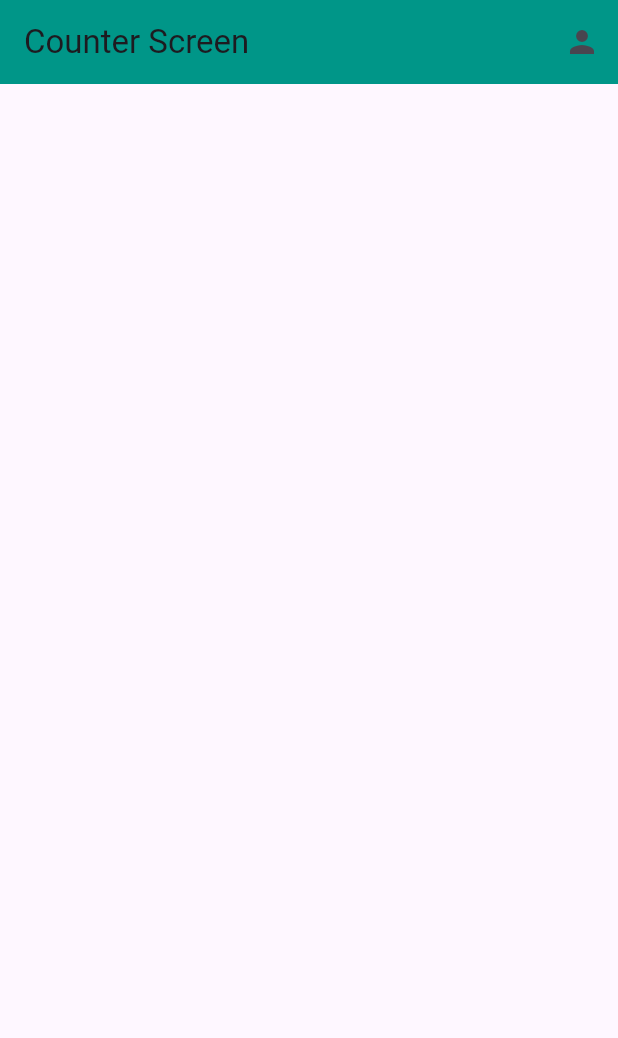
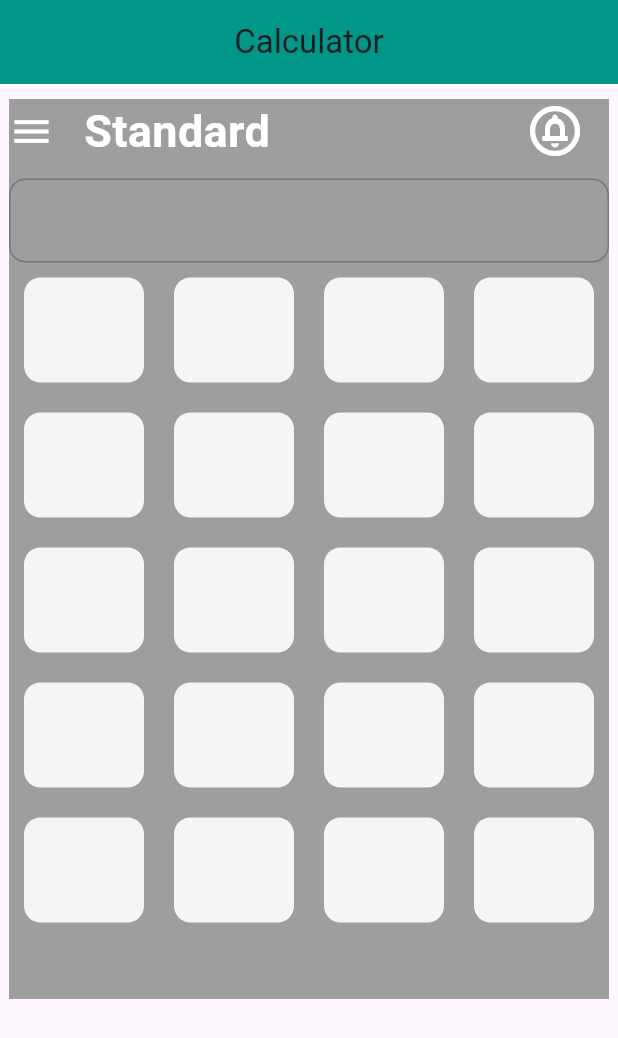
Before and after one commit to yashgoswami3251-wq/flutter_semester_5th, a Flutter app: the dashboard screen opened directly, on a phone screen of 412 x 824 dp. Shown: the top 1038 px of the screen. Run offline on Flutter 3.47's test engine with Material 3 defaults, Android fonts, the phone set to English and light mode, and no system bars.

```diff
--- a/lib/Arzoo_sir/counter_screen.dart
+++ /dev/null
@@ -1,44 +0,0 @@
-import 'package:flutter/cupertino.dart';
-import 'package:flutter/material.dart';
-import 'package:flutter_semester_five/Arzoo_sir/color_page.dart';
-
-void main(){
-  runApp(myflutter());
-}
-
-class myflutter extends StatelessWidget{
-  @override
-  Widget build(BuildContext context) {
-    return MaterialApp(
-      title: "My Flutter",debugShowCheckedModeBanner: false,
-      theme: ThemeData(
-        primarySwatch: Colors.indigo
-      ),
-      home: dashboard(),
-    );
-  }
-}
-
-class dashboard extends StatefulWidget{
-  @override
-  State<StatefulWidget> createState() => myhomepage();
-}
-
-class myhomepage extends State<dashboard>{
-  @override
-  Widget build(BuildContext context) {
-    return Scaffold(
-      appBar: AppBar(
-        title: Text("Counter Screen"),
-        backgroundColor: Colors.teal,
-        actions: [
-          IconButton(
-              onPressed: (){
-
-              }, icon: Icon(Icons.person))
-        ],
-      ),
-      body: Container(),
-    );
-  }
-}
--- a/lib/Arzoo_sir/todo_app.dart
+++ b/lib/Arzoo_sir/todo_app.dart
@@ -51,9 +51,15 @@ class _TodoScreenState extends State<TodoScreen> {
               IconButton(onPressed: (){
                 if(txtTitle.text.isNotEmpty){
                 log(txtTitle.text);
-                tasks.add(txtTitle.text);
+                if(selInd==-1){
+                  tasks.add(txtTitle.text);
+                }else{
+                  tasks[selInd] =txtTitle.text;
+                  selInd = -1;
+                }
                 txtTitle.text = "";
                 setState(() {
+
                 });
                 }
               }, icon: Icon(Icons.add))
@@ -78,9 +84,24 @@ class _TodoScreenState extends State<TodoScreen> {
                 width: 70,
                 child: Row(
                   children: [
-                    Icon(Icons.edit),
+                    InkWell(
+                        onTap: (){
+                          txtTitle.text = tasks[index];
+                          selInd = index;
+                          setState(() {
+                          });
+                        },
+                        child: Icon(Icons.edit)),
+
                     SizedBox(width: 6,),
-                    Icon(Icons.delete),
+                    InkWell(
+                        onTap: (){
+                          tasks.removeAt(index);
+                          setState(() {
+
+                          });
+                        },
+                        child: Icon(Icons.delete)),
                   ],
                 ),
               ),
--- /dev/null
+++ b/lib/Nikunj_sir/calculator.dart
@@ -0,0 +1,286 @@
+import 'package:flutter/cupertino.dart';
+import 'package:flutter/material.dart';
+import 'package:flutter_semester_five/Arzoo_sir/color_page.dart';
+import 'package:flutter_semester_five/Arzoo_sir/todo_app.dart';
+
+void main(){
+  runApp(myflutter());
+}
+
+class myflutter extends StatelessWidget{
+  @override
+  Widget build(BuildContext context) {
+    return MaterialApp(
+      title: "My Flutter",debugShowCheckedModeBanner: false,
+      theme: ThemeData(
+        primarySwatch: Colors.teal
+      ),
+      home: dashboard(),
+    );
+  }
+}
+
+class dashboard extends StatefulWidget{
+  @override
+  State<StatefulWidget> createState() => myhomepage();
+}
+
+class myhomepage extends State<dashboard>{
+  @override
+  Widget build(BuildContext context) {
+    return Scaffold(
+      appBar: AppBar(
+        title: Center(child: Text("Calculator")),
+        backgroundColor: Colors.teal,
+      ),
+      body:  Column(
+        children: [
+          Center(
+            child: Padding(
+              padding: const EdgeInsets.only(top: 10),
+              child: Container(
+                height: 600,
+                width: 400,
+                color: Colors.grey,
+                child: Column(
+                  children: [
+                    Row(
+                      children: [
+                        Icon(Icons.menu_outlined,color: Colors.white,size: 30,),
+                        SizedBox(width: 20,),
+                        Text("Standard",style: TextStyle(color: Colors.white,fontWeight: FontWeight.bold,fontSize: 30),),
+                        SizedBox(width: 170,),
+                        Icon(Icons.circle_notifications_outlined,color: Colors.white,size: 40,)
+                      ],
+                    ),
+                    SizedBox(height: 10,),
+                    TextField(
+                      decoration: InputDecoration(
+                        border: OutlineInputBorder(
+                          borderRadius: BorderRadius.circular(11),
+                          borderSide: BorderSide(
+                            width: 10,
+                            color: Colors.white
+                          )
+                        )
+                      ),
+                    ),
+
+                    Padding(
+                      padding: const EdgeInsets.all(10),
+                      child: Row(
+                        children: [
+                          Container(
+                            height: 70,
+                            width: 80,
+                            decoration: BoxDecoration(
+                              borderRadius: BorderRadius.circular(11),
+                              color: Colors.grey.shade100,
+                            ),
+                          ),
+                          SizedBox(width: 20,),
+                          Container(
+                            height: 70,
+                            width: 80,
+                            decoration: BoxDecoration(
+                              borderRadius: BorderRadius.circular(11),
+                              color: Colors.grey.shade100,
+                            ),
+                          ),
+                          SizedBox(width: 20,),
+                          Container(
+                            height: 70,
+                            width: 80,
+                            decoration: BoxDecoration(
+                              borderRadius: BorderRadius.circular(11),
+                              color: Colors.grey.shade100,
+                            ),
+                          ),
+                          SizedBox(width: 20,),
+                          Container(
+                            height: 70,
+                            width: 80,
+                            decoration: BoxDecoration(
+                              borderRadius: BorderRadius.circular(11),
+                              color: Colors.grey.shade100,
+                            ),
+                          ),
+                        ],
+                      ),
+                    ),Padding(
+                      padding: const EdgeInsets.all(10),
+                      child: Row(
+                        children: [
+                          Container(
+                            height: 70,
+                            width: 80,
+                            decoration: BoxDecoration(
+                              borderRadius: BorderRadius.circular(11),
+                              color: Colors.grey.shade100,
+                            ),
+                          ),
+                          SizedBox(width: 20,),
+                          Container(
+                            height: 70,
+                            width: 80,
+                            decoration: BoxDecoration(
+                              borderRadius: BorderRadius.circular(11),
+                              color: Colors.grey.shade100,
+                            ),
+                          ),
+                          SizedBox(width: 20,),
+                          Container(
+                            height: 70,
+                            width: 80,
+                            decoration: BoxDecoration(
+                              borderRadius: BorderRadius.circular(11),
+                              color: Colors.grey.shade100,
+                            ),
+                          ),
+                          SizedBox(width: 20,),
+                          Container(
+                            height: 70,
+                            width: 80,
+                            decoration: BoxDecoration(
+                              borderRadius: BorderRadius.circular(11),
+                              color: Colors.grey.shade100,
+                            ),
+                          ),
+                        ],
+                      ),
+                    ),Padding(
+                      padding: const EdgeInsets.all(10),
+                      child: Row(
+                        children: [
+                          Container(
+                            height: 70,
+                            width: 80,
+                            decoration: BoxDecoration(
+                              borderRadius: BorderRadius.circular(11),
+                              color: Colors.grey.shade100,
+                            ),
+                          ),
+                          SizedBox(width: 20,),
+                          Container(
+                            height: 70,
+                            width: 80,
+                            decoration: BoxDecoration(
+                              borderRadius: BorderRadius.circular(11),
+                              color: Colors.grey.shade100,
+                            ),
+                          ),
+                          SizedBox(width: 20,),
+                          Container(
+                            height: 70,
+                            width: 80,
+                            decoration: BoxDecoration(
+                              borderRadius: BorderRadius.circular(11),
+                              color: Colors.grey.shade100,
+                            ),
+                          ),
+                          SizedBox(width: 20,),
+                          Container(
+                            height: 70,
+                            width: 80,
+                            decoration: BoxDecoration(
+                              borderRadius: BorderRadius.circular(11),
+                              color: Colors.grey.shade100,
+                            ),
+                          ),
+                        ],
+                      ),
+                    ),
+                    Padding(
+                      padding: const EdgeInsets.all(10),
+                      child: Row(
+                        children: [
+                          Container(
+                            height: 70,
+                            width: 80,
+                            decoration: BoxDecoration(
+                              borderRadius: BorderRadius.circular(11),
+                              color: Colors.grey.shade100,
+                            ),
+                          ),
+                          SizedBox(width: 20,),
+                          Container(
+                            height: 70,
+                            width: 80,
+                            decoration: BoxDecoration(
+                              borderRadius: BorderRadius.circular(11),
+                              color: Colors.grey.shade100,
+                            ),
+                          ),
+                          SizedBox(width: 20,),
+                          Container(
+                            height: 70,
+                            width: 80,
+                            decoration: BoxDecoration(
+                              borderRadius: BorderRadius.circular(11),
+                              color: Colors.grey.shade100,
+                            ),
+                          ),
+                          SizedBox(width: 20,),
+                          Container(
+                            height: 70,
+                            width: 80,
+                            decoration: BoxDecoration(
+                              borderRadius: BorderRadius.circular(11),
+                              color: Colors.grey.shade100,
+                            ),
+                          ),
+                        ],
+                      ),
+                    ),
+                    Padding(
+                      padding: const EdgeInsets.all(10),
+                      child: Row(
+                        children: [
+                          Container(
+                            height: 70,
+                            width: 80,
+                            decoration: BoxDecoration(
+                              borderRadius: BorderRadius.circular(11),
+                              color: Colors.grey.shade100,
+                            ),
+                          ),
+                          SizedBox(width: 20,),
+                          Container(
+                            height: 70,
+                            width: 80,
+                            decoration: BoxDecoration(
+                              borderRadius: BorderRadius.circular(11),
+                              color: Colors.grey.shade100,
+                            ),
+                          ),
+                          SizedBox(width: 20,),
+                          Container(
+                            height: 70,
+                            width: 80,
+                            decoration: BoxDecoration(
+                              borderRadius: BorderRadius.circular(11),
+                              color: Colors.grey.shade100,
+                            ),
+                          ),
+                          SizedBox(width: 20,),
+                          Container(
+                            height: 70,
+                            width: 80,
+                            decoration: BoxDecoration(
+                              borderRadius: BorderRadius.circular(11),
+                              color: Colors.grey.shade100,
+                            ),
+                          ),
+                        ],
+                      ),
+                    ),
+                  ],
+                ),
+              ),
+            ),
+          )
+        ],
+      )
+    );
+  }
+}
```
